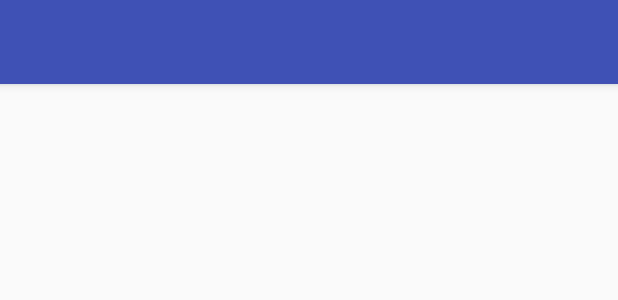
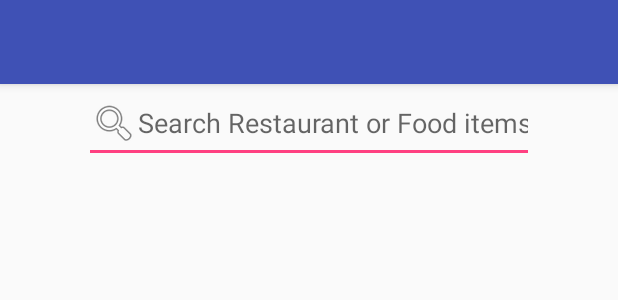
Before and after one commit to sugamsht/HamroRestaurant, an Android app: the layout app_bar_navigation_drawer.xml on its own in the app's theme, with its tools: preview values and no code run, on a phone screen of 412 x 824 dp. Shown: the top 300 px of the screen. Run offline under Robolectric (Android 15) with nearby library versions, the phone set to English and light mode, and no system bars.

Commit message:
Added Restaurant or Food item Search Feature

```diff
--- a/app/src/main/java/com/project/hamrorestaurant/QueryUtils.java
+++ b/app/src/main/java/com/project/hamrorestaurant/QueryUtils.java
@@ -39,7 +39,7 @@ public class QueryUtils {
     }
 
     /**
-     * Query the USGS dataset and return a list of {@link Restaurant} objects.
+     * Query the Google API and return a list of {@link Restaurant} objects.
      */
     public static List<Restaurant> fetchRestaurantData(String requestUrl) {
         // Create URL object
--- a/app/src/main/res/layout/app_bar_navigation_drawer.xml
+++ b/app/src/main/res/layout/app_bar_navigation_drawer.xml
@@ -6,8 +6,13 @@
     android:layout_height="match_parent"
     tools:context="com.project.hamrorestaurant.RestaurantActivity">
 
-    <android.support.design.widget.AppBarLayout
+    <LinearLayout
         android:layout_width="match_parent"
+        android:layout_height="match_parent"
+        android:orientation="vertical">
+
+        <android.support.design.widget.AppBarLayout
+            android:layout_width="match_parent"
         android:layout_height="wrap_content"
         android:theme="@style/AppTheme.AppBarOverlay">
 
@@ -20,13 +25,24 @@
 
     </android.support.design.widget.AppBarLayout>
 
-    <ListView xmlns:android="http://schemas.android.com/apk/res/android"
+        <EditText
+            android:id="@+id/inputSearch"
+            android:layout_width="300dp"
+            android:layout_height="wrap_content"
+            android:layout_gravity="center"
+            android:drawableLeft="@android:drawable/ic_menu_search"
+            android:hint="Search Restaurant or Food items"
+            android:inputType="textVisiblePassword" />
+
+
+        <ListView xmlns:android="http://schemas.android.com/apk/res/android"
         android:id="@+id/list"
         android:layout_width="match_parent"
         android:layout_height="match_parent"
-        android:layout_marginTop="55dp"
+            android:layout_marginTop="20dp"
         android:divider="@null"
         android:dividerHeight="15sp"
         android:orientation="vertical" />
+    </LinearLayout>
 
 </android.support.design.widget.CoordinatorLayout>
```
Also changed, not shown: app/src/main/java/com/project/hamrorestaurant/RestaurantActivity.java (+44 -2 lines).
